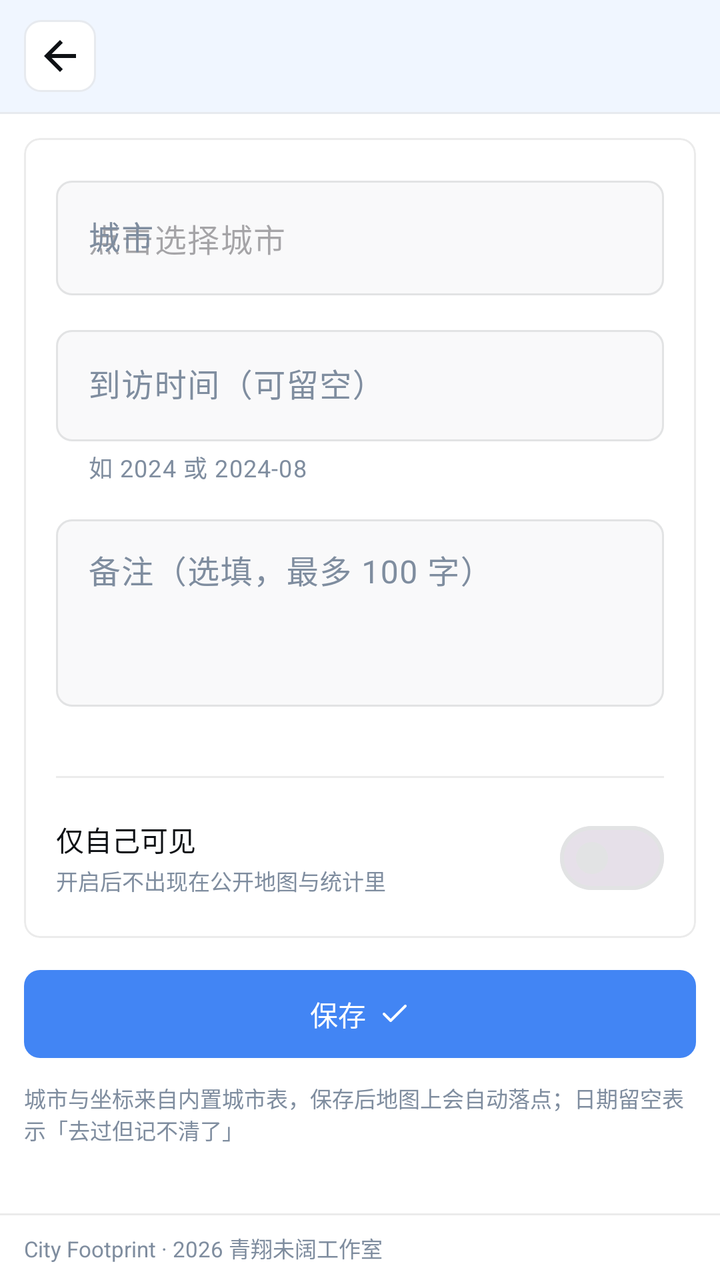
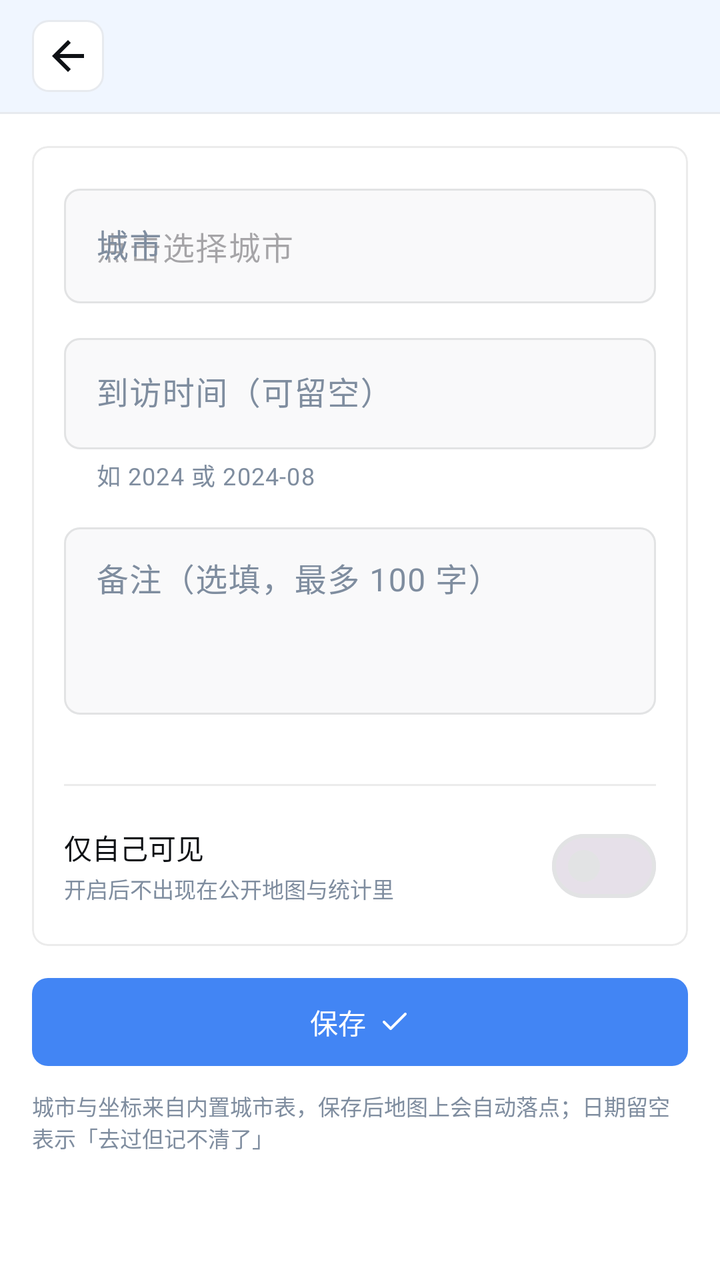

The first picture is an Android layout as it rendered before a commit; the second is the same layout after the commit. The layout source and the unified diff follow.
<!-- AndroidManifest.xml: application theme Theme.CityFootprint -->
<!-- res/layout/activity_visit_edit.xml -->
<?xml version="1.0" encoding="utf-8"?>
<LinearLayout xmlns:android="http://schemas.android.com/apk/res/android"
    xmlns:app="http://schemas.android.com/apk/res-auto"
    android:layout_width="match_parent"
    android:layout_height="match_parent"
    android:background="@color/bg"
    android:orientation="vertical">

    
    <LinearLayout
        android:layout_width="match_parent"
        android:layout_height="wrap_content"
        android:background="@color/sidebar"
        android:orientation="vertical">

        <LinearLayout
            android:layout_width="match_parent"
            android:layout_height="56dp"
            android:gravity="center_vertical"
            android:orientation="horizontal"
            android:paddingStart="12dp"
            android:paddingEnd="12dp">

            <ImageButton
                android:id="@+id/btnBack"
                android:layout_width="36dp"
                android:layout_height="36dp"
                android:background="@drawable/bg_action_button"
                android:contentDescription="@string/common_back"
                android:padding="6dp"
                android:src="@drawable/ic_back"
                android:tint="@color/sidebar_fg" />

            <TextView
                android:id="@+id/title"
                android:layout_width="0dp"
                android:layout_height="wrap_content"
                android:layout_marginStart="10dp"
                android:layout_weight="1"
                android:ellipsize="end"
                android:maxLines="1"
                android:textColor="@color/sidebar_fg"
                android:textSize="16sp"
                android:textStyle="bold" />
        </LinearLayout>

        <View
            android:layout_width="match_parent"
            android:layout_height="1dp"
            android:background="@color/sidebar_border" />
    </LinearLayout>

    <ScrollView
        android:layout_width="match_parent"
        android:layout_height="0dp"
        android:layout_weight="1">

        <LinearLayout
            android:layout_width="match_parent"
            android:layout_height="wrap_content"
            android:orientation="vertical"
            android:padding="12dp">

            <com.google.android.material.card.MaterialCardView
                android:layout_width="match_parent"
                android:layout_height="wrap_content">

                <LinearLayout
                    android:layout_width="match_parent"
                    android:layout_height="wrap_content"
                    android:orientation="vertical"
                    android:padding="16dp">

                    
                    <com.google.android.material.textfield.TextInputLayout
                        android:id="@+id/cityLayout"
                        style="@style/Widget.App.TextInputLayout"
                        android:layout_width="match_parent"
                        android:layout_height="wrap_content"
                        android:hint="@string/edit_city">

                        <com.google.android.material.textfield.TextInputEditText
                            android:id="@+id/inputCity"
                            android:layout_width="match_parent"
                            android:layout_height="wrap_content"
                            android:cursorVisible="false"
                            android:focusable="false"
                            android:hint="@string/edit_city_hint"
                            android:inputType="none"
                            android:maxLines="1" />
                    </com.google.android.material.textfield.TextInputLayout>

                    
                    <com.google.android.material.textfield.TextInputLayout
                        android:id="@+id/dateLayout"
                        style="@style/Widget.App.TextInputLayout"
                        android:layout_width="match_parent"
                        android:layout_height="wrap_content"
                        android:layout_marginTop="12dp"
                        android:hint="@string/edit_date"
                        app:helperText="@string/edit_date_hint">

                        <com.google.android.material.textfield.TextInputEditText
                            android:id="@+id/inputDate"
                            android:layout_width="match_parent"
                            android:layout_height="wrap_content"
                            android:inputType="text"
                            android:maxLines="1" />
                    </com.google.android.material.textfield.TextInputLayout>

                    
                    <com.google.android.material.textfield.TextInputLayout
                        android:id="@+id/noteLayout"
                        style="@style/Widget.App.TextInputLayout"
                        android:layout_width="match_parent"
                        android:layout_height="wrap_content"
                        android:layout_marginTop="12dp"
                        android:hint="@string/edit_note">

                        <com.google.android.material.textfield.TextInputEditText
                            android:id="@+id/inputNote"
                            android:layout_width="match_parent"
                            android:layout_height="wrap_content"
                            android:gravity="top|start"
                            android:inputType="textMultiLine"
                            android:maxLength="100"
                            android:minLines="3" />
                    </com.google.android.material.textfield.TextInputLayout>

                    <TextView
                        android:id="@+id/textNoteCounter"
                        android:layout_width="match_parent"
                        android:layout_height="wrap_content"
                        android:layout_marginTop="4dp"
                        android:fontFamily="monospace"
                        android:gravity="end"
                        android:textColor="@color/muted_fg"
                        android:textSize="11sp" />

                    
                    <View
                        android:layout_width="match_parent"
                        android:layout_height="1dp"
                        android:layout_marginTop="16dp"
                        android:background="@color/border" />

                    <LinearLayout
                        android:layout_width="match_parent"
                        android:layout_height="wrap_content"
                        android:layout_marginTop="16dp"
                        android:gravity="center_vertical"
                        android:orientation="horizontal">

                        <LinearLayout
                            android:layout_width="0dp"
                            android:layout_height="wrap_content"
                            android:layout_weight="1"
                            android:orientation="vertical">

                            <TextView
                                android:layout_width="match_parent"
                                android:layout_height="wrap_content"
                                android:text="@string/edit_private"
                                android:textColor="@color/fg"
                                android:textSize="14sp" />

                            <TextView
                                android:layout_width="match_parent"
                                android:layout_height="wrap_content"
                                android:layout_marginTop="2dp"
                                android:text="@string/edit_private_hint"
                                android:textColor="@color/muted_fg"
                                android:textSize="11sp" />
                        </LinearLayout>

                        <com.google.android.material.materialswitch.MaterialSwitch
                            android:id="@+id/switchPrivate"
                            android:layout_width="wrap_content"
                            android:layout_height="wrap_content"
                            android:layout_marginStart="8dp"
                            android:contentDescription="@string/edit_private" />
                    </LinearLayout>
                </LinearLayout>
            </com.google.android.material.card.MaterialCardView>

            <com.google.android.material.button.MaterialButton
                android:id="@+id/btnSave"
                style="@style/Widget.App.Button"
                android:layout_width="match_parent"
                android:layout_height="44dp"
                android:layout_marginTop="16dp"
                android:insetTop="0dp"
                android:insetBottom="0dp"
                android:text="@string/edit_save"
                android:textSize="14sp"
                app:icon="@drawable/ic_check"
                app:iconGravity="textEnd"
                app:iconPadding="6dp"
                app:iconSize="16dp"
                app:iconTint="@color/on_accent" />

            
            <com.google.android.material.button.MaterialButton
                android:id="@+id/btnDelete"
                style="@style/Widget.App.Button.Danger"
                android:layout_width="match_parent"
                android:layout_height="wrap_content"
                android:layout_marginTop="10dp"
                android:text="@string/edit_delete"
                android:visibility="gone" />

            <ProgressBar
                android:id="@+id/editProgress"
                android:layout_width="wrap_content"
                android:layout_height="wrap_content"
                android:layout_gravity="center_horizontal"
                android:layout_marginTop="16dp"
                android:visibility="gone" />

            <TextView
                android:id="@+id/textEditError"
                android:layout_width="match_parent"
                android:layout_height="wrap_content"
                android:layout_marginTop="12dp"
                android:textColor="@color/destructive"
                android:textSize="13sp"
                android:visibility="gone" />

            <TextView
                style="@style/BodyMuted"
                android:layout_width="match_parent"
                android:layout_height="wrap_content"
                android:layout_marginTop="12dp"
                android:text="@string/edit_footnote" />
        </LinearLayout>
    </ScrollView>

    
    <LinearLayout
        android:layout_width="match_parent"
        android:layout_height="wrap_content"
        android:background="@color/card"
        android:orientation="vertical">

        <View
            android:layout_width="match_parent"
            android:layout_height="1dp"
            android:background="@color/border" />

        <LinearLayout
            android:layout_width="match_parent"
            android:layout_height="wrap_content"
            android:gravity="center_vertical"
            android:orientation="horizontal"
            android:paddingStart="12dp"
            android:paddingTop="8dp"
            android:paddingEnd="12dp"
            android:paddingBottom="8dp">

            <TextView
                android:layout_width="0dp"
                android:layout_height="wrap_content"
                android:layout_weight="1"
                android:ellipsize="end"
                android:maxLines="1"
                android:text="@string/footer_brand"
                android:textColor="@color/muted_fg"
                android:textSize="11sp" />

            <TextView
                android:id="@+id/footerVersion"
                android:layout_width="wrap_content"
                android:layout_height="wrap_content"
                android:layout_marginStart="8dp"
                android:textColor="@color/muted_fg"
                android:textSize="11sp" />
        </LinearLayout>
    </LinearLayout>
</LinearLayout>
<!-- resources referenced by this layout -->
<resources>
  <color name="bg">#FFFFFF</color>
  <color name="border">#EBEBEB</color>
  <color name="card">#FFFFFF</color>
  <color name="destructive">#EF4444</color>
  <color name="fg">#0E1115</color>
  <color name="muted_fg">#7F8D9F</color>
  <color name="on_accent">#FFFFFF</color>
  <color name="sidebar">#F0F6FF</color>
  <color name="sidebar_border">#E7EAEF</color>
  <color name="sidebar_fg">#0E1115</color>
  <!-- drawable bg_action_button (drawable) -->
  <?xml version="1.0" encoding="utf-8"?>
  <shape xmlns:android="http://schemas.android.com/apk/res/android"
      android:shape="rectangle">
      <corners android:radius="8dp" />
      <solid android:color="@color/card" />
      <stroke
          android:width="1dp"
          android:color="@color/sidebar_border" />
  </shape>
  <!-- drawable ic_back (drawable) -->
  <?xml version="1.0" encoding="utf-8"?>
  <vector xmlns:android="http://schemas.android.com/apk/res/android"
      android:width="24dp"
      android:height="24dp"
      android:viewportWidth="24"
      android:viewportHeight="24">
      <path
          android:fillColor="#FF000000"
          android:pathData="M20,11 L7.83,11 L13.42,5.41 L12,4 L4,12 L12,20 L13.41,18.59 L7.83,13 L20,13 Z" />
  </vector>
  <!-- drawable ic_check (drawable) -->
  <?xml version="1.0" encoding="utf-8"?>
  <vector xmlns:android="http://schemas.android.com/apk/res/android"
      android:width="24dp"
      android:height="24dp"
      android:viewportWidth="24"
      android:viewportHeight="24">
      <path
          android:fillColor="#00000000"
          android:pathData="M20,6 L9,17 L4,12"
          android:strokeColor="#FF000000"
          android:strokeLineCap="round"
          android:strokeLineJoin="round"
          android:strokeWidth="2" />
  </vector>
  <string name="common_back">返回</string>
  <string name="edit_city">城市</string>
  <string name="edit_city_hint">点击选择城市</string>
  <string name="edit_date">到访时间（可留空）</string>
  <string name="edit_date_hint">如 2024 或 2024-08</string>
  <string name="edit_delete">删除</string>
  <string name="edit_footnote">城市与坐标来自内置城市表，保存后地图上会自动落点；日期留空表示「去过但记不清了」</string>
  <string name="edit_note">备注（选填，最多 100 字）</string>
  <string name="edit_private">仅自己可见</string>
  <string name="edit_private_hint">开启后不出现在公开地图与统计里</string>
  <string name="edit_save">保存</string>
  <string name="footer_brand">City Footprint · 2026 青翔未阔工作室</string>
  <style name="BodyMuted">
          <item name="android:layout_width">wrap_content</item>
          <item name="android:layout_height">wrap_content</item>
          <item name="android:textSize">11sp</item>
          <item name="android:textColor">@color/muted_fg</item>
      </style>
  <style name="Widget.App.Button" parent="Widget.Material3.Button">
          <item name="cornerRadius">8dp</item>
      </style>
  <style name="Widget.App.Button.Danger" parent="Widget.Material3.Button.OutlinedButton">
          <item name="cornerRadius">8dp</item>
          <item name="strokeColor">@color/border</item>
          <item name="android:textColor">@color/destructive</item>
      </style>
  <color name="popover">#F9F9FA</color>
  <color name="accent">#4285F4</color>
  <color name="accent_light">#DBEAFE</color>
  <color name="accent_soft_fg">#003E8F</color>
  <color name="input_border">#E2E3E4</color>
  <color name="window_bg_light">#F0F6FF</color>
  <style name="Widget.App.CardView" parent="Widget.Material3.CardView.Outlined">
          <item name="cardCornerRadius">8dp</item>
          <item name="cardElevation">0dp</item>
          <item name="cardBackgroundColor">@color/card</item>
          <item name="strokeColor">@color/border</item>
          <item name="strokeWidth">1dp</item>
      </style>
  <!-- unchanged entries left out for length: 2 -->
</resources>

<!-- the commit's change to res/layout/activity_visit_edit.xml (unified diff, before → after) -->
@@ -18,8 +18,8 @@
             android:layout_height="56dp"
             android:gravity="center_vertical"
             android:orientation="horizontal"
-            android:paddingStart="12dp"
-            android:paddingEnd="12dp">
+            android:paddingStart="16dp"
+            android:paddingEnd="16dp">
 
             <ImageButton
                 android:id="@+id/btnBack"
@@ -59,7 +59,7 @@
             android:layout_width="match_parent"
             android:layout_height="wrap_content"
             android:orientation="vertical"
-            android:padding="12dp">
+            android:padding="16dp">
 
             <com.google.android.material.card.MaterialCardView
                 android:layout_width="match_parent"
@@ -234,46 +234,4 @@
                 android:text="@string/edit_footnote" />
         </LinearLayout>
     </ScrollView>
-
-    
-    <LinearLayout
-        android:layout_width="match_parent"
-        android:layout_height="wrap_content"
-        android:background="@color/card"
-        android:orientation="vertical">
-
-        <View
-            android:layout_width="match_parent"
-            android:layout_height="1dp"
-            android:background="@color/border" />
-
-        <LinearLayout
-            android:layout_width="match_parent"
-            android:layout_height="wrap_content"
-            android:gravity="center_vertical"
-            android:orientation="horizontal"
-            android:paddingStart="12dp"
-            android:paddingTop="8dp"
-            android:paddingEnd="12dp"
-            android:paddingBottom="8dp">
-
-            <TextView
-                android:layout_width="0dp"
-                android:layout_height="wrap_content"
-                android:layout_weight="1"
-                android:ellipsize="end"
-                android:maxLines="1"
-                android:text="@string/footer_brand"
-                android:textColor="@color/muted_fg"
-                android:textSize="11sp" />
-
-            <TextView
-                android:id="@+id/footerVersion"
-                android:layout_width="wrap_content"
-                android:layout_height="wrap_content"
-                android:layout_marginStart="8dp"
-                android:textColor="@color/muted_fg"
-                android:textSize="11sp" />
-        </LinearLayout>
-    </LinearLayout>
 </LinearLayout>
<!-- resource entries referenced after the edit -->
@@ -57,7 +57,6 @@
   <string name="edit_private">仅自己可见</string>
   <string name="edit_private_hint">开启后不出现在公开地图与统计里</string>
   <string name="edit_save">保存</string>
-  <string name="footer_brand">City Footprint · 2026 青翔未阔工作室</string>
   <style name="BodyMuted">
           <item name="android:layout_width">wrap_content</item>
           <item name="android:layout_height">wrap_content</item>
